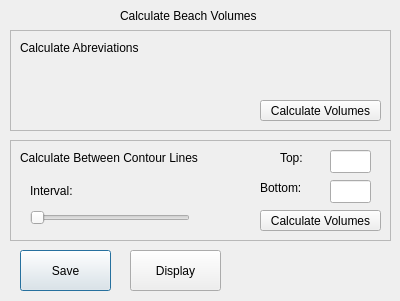
This is plugins/qCMAT/ui/ccVolumeTool.ui in SuzanaLucia/qCMAT as Qt 5 draws it before an edit. The edited form follows.
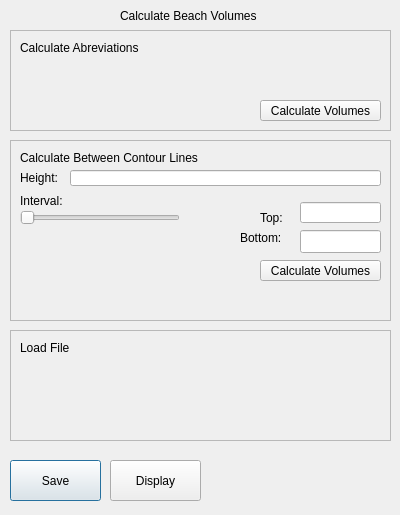
This is the edited form.

Commit message: Working height estimation

The edit to the form file:
```diff
--- a/plugins/qCMAT/ui/ccVolumeTool.ui
+++ b/plugins/qCMAT/ui/ccVolumeTool.ui
@@ -7,7 +7,7 @@
     <x>0</x>
     <y>0</y>
     <width>400</width>
-    <height>301</height>
+    <height>515</height>
    </rect>
   </property>
   <property name="windowTitle">
@@ -16,8 +16,8 @@
   <widget class="QPushButton" name="pushButton_2">
    <property name="geometry">
     <rect>
-     <x>20</x>
-     <y>250</y>
+     <x>10</x>
+     <y>460</y>
      <width>91</width>
      <height>41</height>
     </rect>
@@ -29,8 +29,8 @@
   <widget class="QPushButton" name="DisplayVolume">
    <property name="geometry">
     <rect>
-     <x>130</x>
-     <y>250</y>
+     <x>110</x>
+     <y>460</y>
      <width>91</width>
      <height>41</height>
     </rect>
@@ -112,7 +112,7 @@
      <x>10</x>
      <y>140</y>
      <width>381</width>
-     <height>101</height>
+     <height>181</height>
     </rect>
    </property>
    <property name="frameShape">
@@ -125,7 +125,7 @@
     <property name="geometry">
      <rect>
       <x>250</x>
-      <y>70</y>
+      <y>120</y>
       <width>121</width>
       <height>21</height>
      </rect>
@@ -137,7 +137,7 @@
    <widget class="QSlider" name="horizontalSlider">
     <property name="geometry">
      <rect>
-      <x>20</x>
+      <x>10</x>
       <y>70</y>
       <width>160</width>
       <height>16</height>
@@ -150,19 +150,19 @@
    <widget class="QLineEdit" name="lineEdit_2">
     <property name="geometry">
      <rect>
-      <x>320</x>
-      <y>10</y>
-      <width>41</width>
-      <height>23</height>
+      <x>290</x>
+      <y>62</y>
+      <width>81</width>
+      <height>21</height>
      </rect>
     </property>
    </widget>
    <widget class="QLineEdit" name="lineEdit">
     <property name="geometry">
      <rect>
-      <x>320</x>
-      <y>40</y>
-      <width>41</width>
+      <x>290</x>
+      <y>90</y>
+      <width>81</width>
       <height>23</height>
      </rect>
     </property>
@@ -170,8 +170,8 @@
    <widget class="QLabel" name="label_2">
     <property name="geometry">
      <rect>
-      <x>270</x>
-      <y>10</y>
+      <x>250</x>
+      <y>70</y>
       <width>31</width>
       <height>16</height>
      </rect>
@@ -183,8 +183,8 @@
    <widget class="QLabel" name="label_3">
     <property name="geometry">
      <rect>
-      <x>250</x>
-      <y>40</y>
+      <x>230</x>
+      <y>90</y>
       <width>59</width>
       <height>15</height>
      </rect>
@@ -196,8 +196,8 @@
    <widget class="QLabel" name="label_4">
     <property name="geometry">
      <rect>
-      <x>20</x>
-      <y>40</y>
+      <x>10</x>
+      <y>50</y>
       <width>59</width>
       <height>21</height>
      </rect>
@@ -217,6 +217,61 @@
     </property>
     <property name="text">
      <string>Calculate Between Contour Lines</string>
+    </property>
+   </widget>
+   <widget class="QLabel" name="label_7">
+    <property name="geometry">
+     <rect>
+      <x>10</x>
+      <y>30</y>
+      <width>51</width>
+      <height>16</height>
+     </rect>
+    </property>
+    <property name="text">
+     <string>Height:</string>
+    </property>
+   </widget>
+   <widget class="QLineEdit" name="heightDisplay">
+    <property name="geometry">
+     <rect>
+      <x>60</x>
+      <y>30</y>
+      <width>311</width>
+      <height>16</height>
+     </rect>
+    </property>
+    <property name="readOnly">
+     <bool>true</bool>
+    </property>
+   </widget>
+  </widget>
+  <widget class="QFrame" name="frame_3">
+   <property name="geometry">
+    <rect>
+     <x>10</x>
+     <y>330</y>
+     <width>381</width>
+     <height>111</height>
+    </rect>
+   </property>
+   <property name="frameShape">
+    <enum>QFrame::StyledPanel</enum>
+   </property>
+   <property name="frameShadow">
+    <enum>QFrame::Raised</enum>
+   </property>
+   <widget class="QLabel" name="label_8">
+    <property name="geometry">
+     <rect>
+      <x>10</x>
+      <y>10</y>
+      <width>59</width>
+      <height>15</height>
+     </rect>
+    </property>
+    <property name="text">
+     <string>Load File</string>
     </property>
    </widget>
   </widget>
```
Left out of the diff: 6 changed lines with no effect on the pictures. The commit also changes 828 other files.
